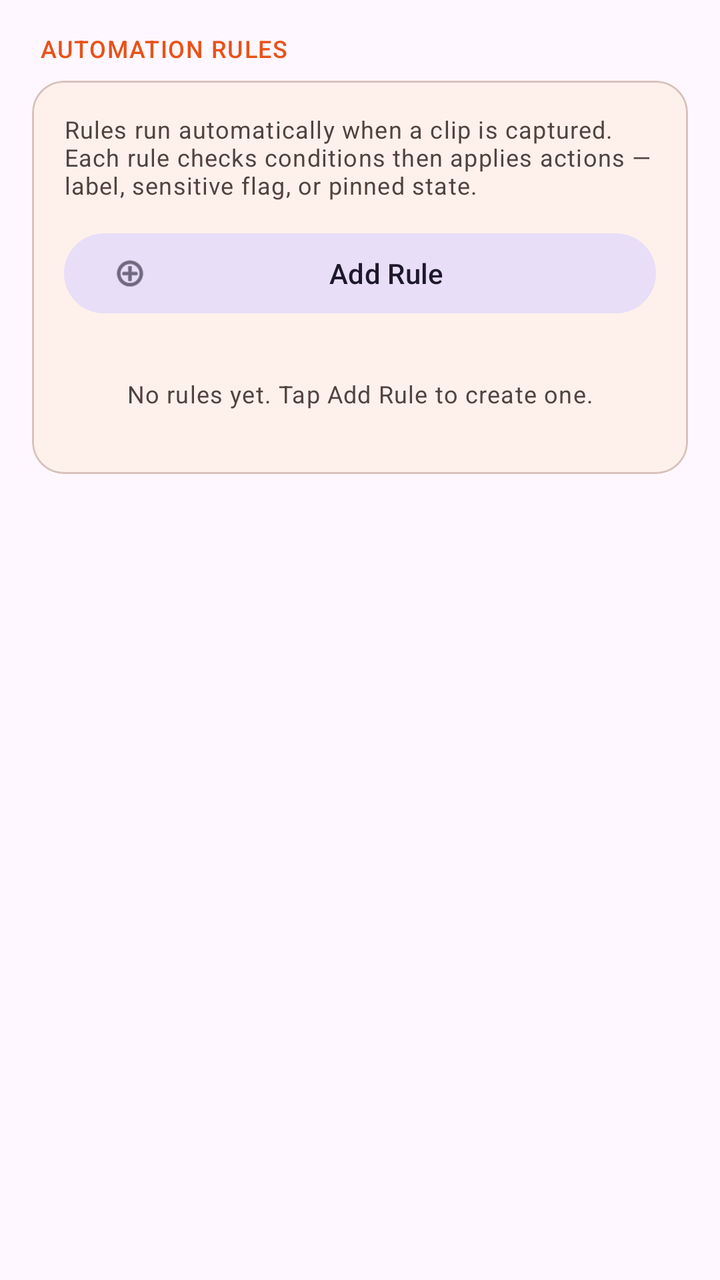
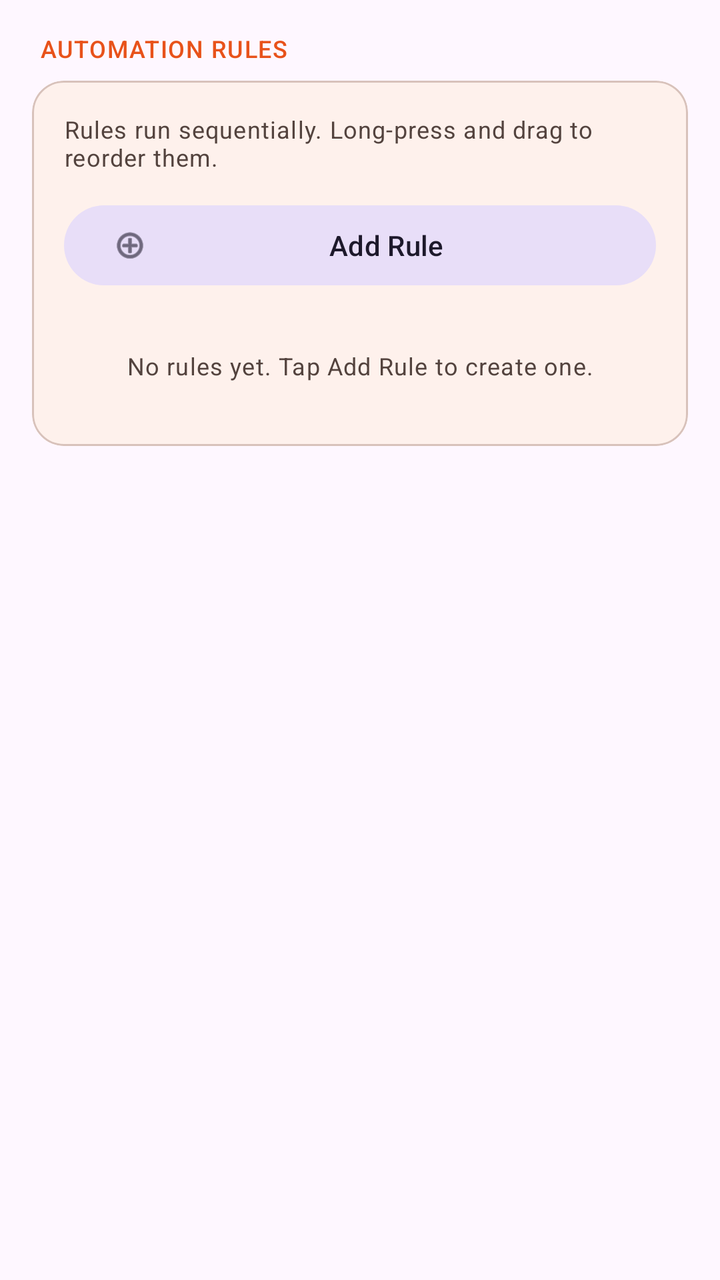

Screens rendered from an Android XML layout before and after an edit, with the pre-edit source and the edit as a unified diff.
<!-- AndroidManifest.xml: application theme Theme.ClipboardManager -->
<!-- res/layout/layout_advanced_rules.xml -->
<?xml version="1.0" encoding="utf-8"?>
<androidx.core.widget.NestedScrollView 
    xmlns:android="http://schemas.android.com/apk/res/android"
    xmlns:app="http://schemas.android.com/apk/res-auto"
    android:layout_width="match_parent"
    android:layout_height="match_parent">

    <LinearLayout
        android:layout_width="match_parent"
        android:layout_height="wrap_content"
        android:orientation="vertical"
        android:padding="16dp">

        <TextView
            android:layout_width="match_parent"
            android:layout_height="wrap_content"
            android:layout_marginStart="4dp"
            android:layout_marginBottom="8dp"
            android:text="AUTOMATION RULES"
            android:textAppearance="@style/TextAppearance.Material3.LabelMedium"
            android:textColor="@color/md_theme_primary" />

        <com.google.android.material.card.MaterialCardView
            android:layout_width="match_parent"
            android:layout_height="wrap_content"
            app:cardCornerRadius="16dp"
            app:cardElevation="0dp"
            app:strokeWidth="1dp"
            app:strokeColor="@color/md_theme_outlineVariant"
            app:cardBackgroundColor="@color/md_theme_surfaceContainerLow">

            <LinearLayout
                android:layout_width="match_parent"
                android:layout_height="wrap_content"
                android:orientation="vertical"
                android:padding="16dp">

                <TextView
                    android:layout_width="match_parent"
                    android:layout_height="wrap_content"
                    android:layout_marginBottom="12dp"
                    android:text="Rules run automatically when a clip is captured. Each rule checks conditions then applies actions — label, sensitive flag, or pinned state."
                    android:textAppearance="@style/TextAppearance.Material3.BodySmall"
                    android:textColor="@color/md_theme_onSurfaceVariant" />

                <com.google.android.material.button.MaterialButton
                    android:id="@+id/btnAddRule"
                    style="@style/Widget.Material3.Button.TonalButton"
                    android:layout_width="match_parent"
                    android:layout_height="wrap_content"
                    android:layout_marginBottom="12dp"
                    android:text="Add Rule"
                    app:icon="@android:drawable/ic_menu_add" />

                <LinearLayout
                    android:id="@+id/rulesContainer"
                    android:layout_width="match_parent"
                    android:layout_height="wrap_content"
                    android:orientation="vertical" />

                <TextView
                    android:id="@+id/tvNoRules"
                    android:layout_width="match_parent"
                    android:layout_height="wrap_content"
                    android:gravity="center"
                    android:padding="16dp"
                    android:text="No rules yet. Tap Add Rule to create one."
                    android:textAppearance="@style/TextAppearance.Material3.BodySmall"
                    android:textColor="@color/md_theme_onSurfaceVariant" />

            </LinearLayout>
        </com.google.android.material.card.MaterialCardView>
    </LinearLayout>
</androidx.core.widget.NestedScrollView>
<!-- resources referenced by this layout -->
<resources>
  <color name="md_theme_onSurfaceVariant">#53433E</color>
  <color name="md_theme_outlineVariant">#D8C2BB</color>
  <color name="md_theme_primary">#E8521A</color>
  <color name="md_theme_surfaceContainerLow">#FEF1EC</color>
  <color name="md_theme_onPrimary">#FFFFFF</color>
  <color name="md_theme_primaryContainer">#FFDBCB</color>
  <color name="md_theme_onPrimaryContainer">#3B0900</color>
  <color name="md_theme_secondary">#775949</color>
  <color name="md_theme_onSecondary">#FFFFFF</color>
  <color name="md_theme_secondaryContainer">#FFDBCB</color>
  <color name="md_theme_onSecondaryContainer">#2B160B</color>
  <color name="md_theme_tertiary">#656032</color>
  <color name="md_theme_onTertiary">#FFFFFF</color>
  <color name="md_theme_tertiaryContainer">#EBE4AA</color>
  <color name="md_theme_onTertiaryContainer">#1F1C00</color>
  <color name="md_theme_error">#B00000</color>
  <color name="md_theme_onError">#FFFFFF</color>
  <color name="md_theme_errorContainer">#FFDAD6</color>
  <color name="md_theme_onErrorContainer">#410002</color>
  <color name="md_theme_background">#FFF8F6</color>
  <color name="md_theme_onBackground">#231A17</color>
  <color name="md_theme_surface">#FFF8F6</color>
  <color name="md_theme_onSurface">#231A17</color>
  <color name="md_theme_surfaceVariant">#F5DED5</color>
  <color name="md_theme_surfaceContainerLowest">#FFFFFF</color>
  <color name="md_theme_surfaceContainer">#F8EBE6</color>
  <color name="md_theme_surfaceContainerHigh">#F2E4DE</color>
  <color name="md_theme_surfaceContainerHighest">#ECDDD7</color>
  <color name="md_theme_outline">#85736D</color>
  <color name="md_theme_inverseSurface">#382E2B</color>
  <color name="md_theme_inverseOnSurface">#FFEEE9</color>
  <color name="md_theme_inversePrimary">#FFB599</color>
  <color name="md_theme_scrim">#000000</color>
  <!-- unchanged entries left out for length: 1 -->
</resources>

<!-- the commit's change to res/layout/layout_advanced_rules.xml (unified diff, before → after) -->
@@ -39,7 +39,7 @@
                     android:layout_width="match_parent"
                     android:layout_height="wrap_content"
                     android:layout_marginBottom="12dp"
-                    android:text="Rules run automatically when a clip is captured. Each rule checks conditions then applies actions — label, sensitive flag, or pinned state."
+                    android:text="Rules run sequentially. Long-press and drag to reorder them."
                     android:textAppearance="@style/TextAppearance.Material3.BodySmall"
                     android:textColor="@color/md_theme_onSurfaceVariant" />
 
@@ -52,11 +52,13 @@
                     android:text="Add Rule"
                     app:icon="@android:drawable/ic_menu_add" />
 
-                <LinearLayout
+                <androidx.recyclerview.widget.RecyclerView
                     android:id="@+id/rulesContainer"
                     android:layout_width="match_parent"
                     android:layout_height="wrap_content"
-                    android:orientation="vertical" />
+                    android:nestedScrollingEnabled="false"
+                    app:layoutManager="androidx.recyclerview.widget.LinearLayoutManager" />
+
 
                 <TextView
                     android:id="@+id/tvNoRules"
